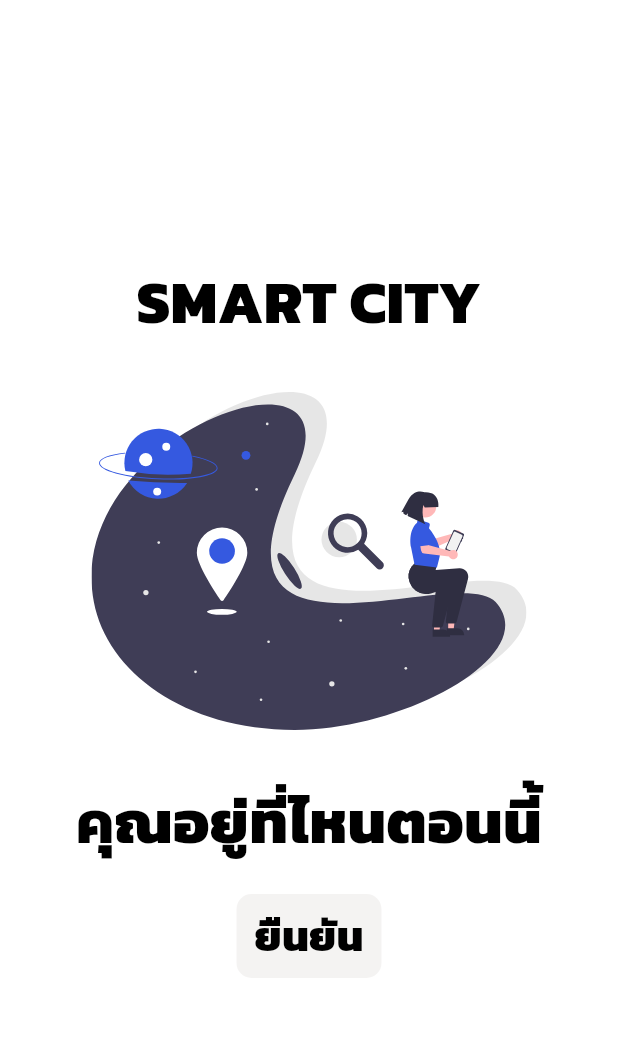
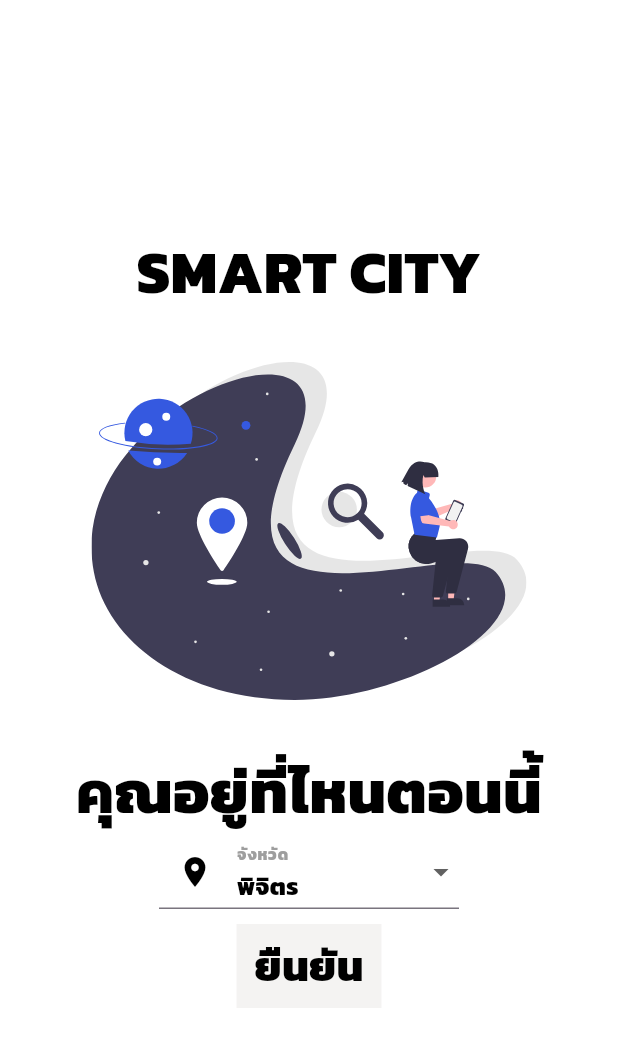
Before and after one commit to Aphiwatch/smart_city_app, a Flutter app: the screen it shows after launch, on a phone screen of 412 x 824 dp. Shown: the top 1047 px of the screen. Run offline on Flutter 3.47's test engine with Material 3 defaults, Android fonts, the phone set to English and light mode, and no system bars; our stand-ins replace flutter_svg.

Commit message:
homepage_70per

```diff
--- a/lib/page/home.dart
+++ b/lib/page/home.dart
@@ -2,40 +2,86 @@ import 'package:flutter/material.dart';
 import 'package:flutter_application_1/utils/theme/custom_themes/text_theme.dart';
 import 'package:flutter_svg/flutter_svg.dart';
 
-class HomePage extends StatelessWidget {
+class HomePage extends StatefulWidget {
   const HomePage({super.key});
+
+  @override
+  State<HomePage> createState() => _HomePageState();
+}
+
+class _HomePageState extends State<HomePage> {
+  _HomePageState() {
+    _selectedVal = _cityList[0];
+  }
+
+  final _cityList = ["พิจิตร", "เพชรบูรณ์", "พิษณุโลก"];
+  String _selectedVal = "";
 
   @override
   Widget build(BuildContext context) {
     return Scaffold(
       body: Column(
         mainAxisAlignment: MainAxisAlignment.center,
+        crossAxisAlignment: CrossAxisAlignment.center,
         children: [
-          Text(
+          Center(
+            child: Text(
               'SMART CITY',
               style: SMCTextTheme.lightTextTheme.headlineLarge,
             ),
-          Container(
+          ),
+          Center(
+            child: SizedBox(
                 height: 290,
                 width: 290,
-            child: SvgPicture.asset('assets/images/undraw_location_search_re_ttoj.svg')),
-          Column(
-            children: [
+                child: SvgPicture.asset(
+                    'assets/images/undraw_location_search_re_ttoj.svg')),
+          ),
           Center(
             child: Text(
               'คุณอยู่ที่ไหนตอนนี้',
               style: SMCTextTheme.lightTextTheme.headlineLarge,
             ),
           ),
-            ],
+          SizedBox(
+            height: 50,
+            width: 200,
+            child: DropdownButtonFormField(
+              value: _selectedVal,
+              items: _cityList.map((e) {
+                return DropdownMenuItem(
+                  value: e,
+                  child: Text(e),
+                );
+              }).toList(),
+              onChanged: (val) {
+                setState(() {
+                  _selectedVal = val as String;
+                });
+              },
+              // dropdownColor: Colors.amber,
+              decoration: const InputDecoration(
+                  labelText: "จังหวัด",
+                  labelStyle: TextStyle(color: Colors.grey),
+                  prefixIcon: Icon(
+                    Icons.location_on,
+                    color: Colors.black,
                   ),
-          SizedBox(height: 20,),
+                  border: UnderlineInputBorder()
+                ),
+            ),
+          ),
+          const SizedBox(
+            height: 10,
+          ),
           Container(
-            decoration: BoxDecoration(color: Color(0xFFF4F3F2), borderRadius: BorderRadius.circular(10)),
-            child: Column(
-              children: [
-                TextButton(onPressed: (){}, child: Text("ยืนยัน",style: SMCTextTheme.lightTextTheme.headlineMedium ,))
-              ]),
+            color: const Color(0xFFF4F3F2),
+            child: TextButton(
+                onPressed: () {},
+                child: Text(
+                  "ยืนยัน",
+                  style: SMCTextTheme.lightTextTheme.headlineMedium,
+                )),
           ),
         ],
       ),
--- a/lib/utils/theme/theme.dart
+++ b/lib/utils/theme/theme.dart
@@ -18,7 +18,7 @@ class SMCAppTheme {
     fontFamily: 'Kanit',
     brightness: Brightness.dark,
     primaryColor: Colors.blue,
-    scaffoldBackgroundColor: Color(0xFF070F2B),
+    scaffoldBackgroundColor: const Color(0xFF070F2B),
     textTheme: SMCTextTheme.darkTextTheme,
   );
 }
```
Lines whose indentation alone changed are shown as unchanged.
